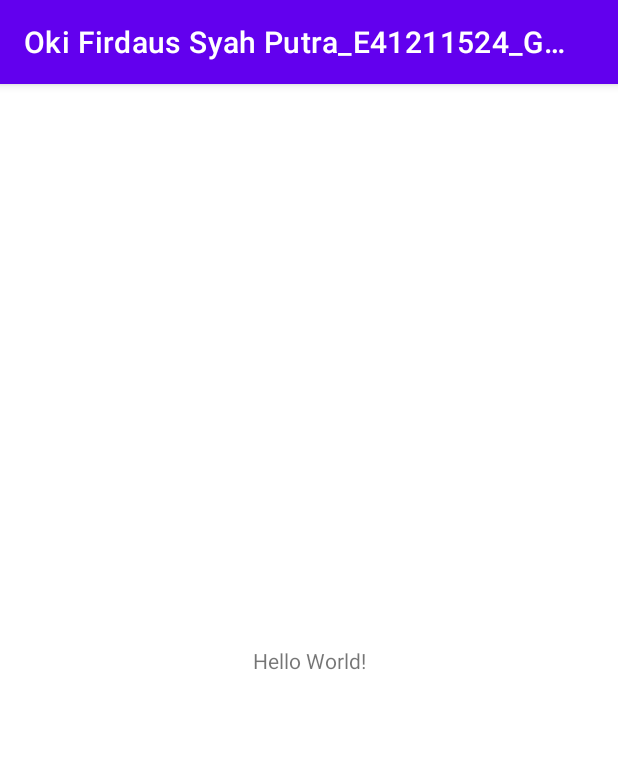
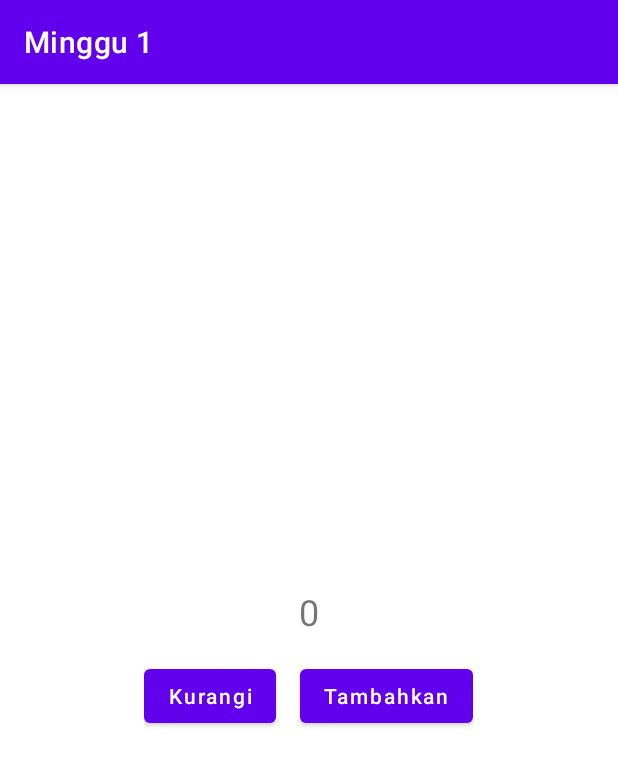
Before and after one commit to okifirsyah404/OkiFirdausSyahPutra_E41211524_D_Mobile, an Android app: the screen it shows after launch (MainActivity), on a phone screen of 412 x 824 dp. Shown: the top 766 px of the screen. Run offline under Robolectric (Android 15) with nearby library versions, the phone set to English and light mode, and no system bars.

Commit message:
Tugas minggu 1

```diff
--- a/app/src/main/java/com/okifirsyah/okifirdaussyahputra_e41211524_gold_mobile/MainActivity.kt
+++ b/app/src/main/java/com/okifirsyah/okifirdaussyahputra_e41211524_gold_mobile/MainActivity.kt
@@ -2,10 +2,52 @@ package com.okifirsyah.okifirdaussyahputra_e41211524_gold_mobile
 
 import androidx.appcompat.app.AppCompatActivity
 import android.os.Bundle
+import android.widget.Button
+import android.widget.TextView
 
 class MainActivity : AppCompatActivity() {
+
+    lateinit var btnIncrement: Button
+    lateinit var btnDecrement: Button
+    lateinit var tvResult: TextView
+
+    fun initComponent() {
+        btnIncrement = findViewById(R.id.btnIncrement)
+        btnDecrement = findViewById(R.id.btnDecrement)
+        tvResult = findViewById(R.id.tvResult)
+    }
+
     override fun onCreate(savedInstanceState: Bundle?) {
         super.onCreate(savedInstanceState)
         setContentView(R.layout.activity_main)
+
+        supportActionBar?.title = "Minggu 1"
+
+        initComponent()
+
+        tvResult.text = "0"
+
+        btnIncrement.setOnClickListener {
+            increment()
+        }
+
+        btnDecrement.setOnClickListener {
+            decrement()
+        }
     }
+
+    fun increment() {
+        var result = tvResult.text.toString().toInt()
+        result++
+        tvResult.text = result.toString()
+    }
+
+    fun decrement() {
+        var result = tvResult.text.toString().toInt()
+
+        if (result > 0) result--
+
+        tvResult.text = result.toString()
+    }
+
 }
--- a/app/src/main/res/layout/activity_main.xml
+++ b/app/src/main/res/layout/activity_main.xml
@@ -1,18 +1,41 @@
 <?xml version="1.0" encoding="utf-8"?>
-<androidx.constraintlayout.widget.ConstraintLayout xmlns:android="http://schemas.android.com/apk/res/android"
+<androidx.appcompat.widget.LinearLayoutCompat xmlns:android="http://schemas.android.com/apk/res/android"
     xmlns:app="http://schemas.android.com/apk/res-auto"
     xmlns:tools="http://schemas.android.com/tools"
     android:layout_width="match_parent"
     android:layout_height="match_parent"
+    android:gravity="center"
+    android:orientation="vertical"
     tools:context=".MainActivity">
 
     <TextView
+        android:id="@+id/tvResult"
         android:layout_width="wrap_content"
         android:layout_height="wrap_content"
-        android:text="Hello World!"
-        app:layout_constraintBottom_toBottomOf="parent"
-        app:layout_constraintEnd_toEndOf="parent"
-        app:layout_constraintStart_toStartOf="parent"
-        app:layout_constraintTop_toTopOf="parent" />
+        android:textSize="24sp"/>
 
-</androidx.constraintlayout.widget.ConstraintLayout>
+    <LinearLayout
+        android:layout_width="wrap_content"
+        android:layout_height="wrap_content"
+        android:orientation="horizontal">
+
+        <Button
+            android:id="@+id/btnDecrement"
+            android:layout_width="wrap_content"
+            android:layout_height="wrap_content"
+            android:layout_marginTop="16dp"
+            android:layout_marginEnd="16dp"
+            android:textAllCaps="false"
+            android:text="@string/decrement" />
+
+        <Button
+            android:id="@+id/btnIncrement"
+            android:layout_width="wrap_content"
+            android:layout_height="wrap_content"
+            android:layout_marginTop="16dp"
+            android:textAllCaps="false"
+            android:text="@string/increment" />
+
+    </LinearLayout>
+
+</androidx.appcompat.widget.LinearLayoutCompat>
--- a/app/src/main/res/values/strings.xml
+++ b/app/src/main/res/values/strings.xml
@@ -1,3 +1,5 @@
 <resources>
     <string name="app_name">Oki Firdaus Syah Putra_E41211524_GOL D_Mobile</string>
+    <string name="increment">Tambahkan</string>
+    <string name="decrement">Kurangi</string>
 </resources>
```
